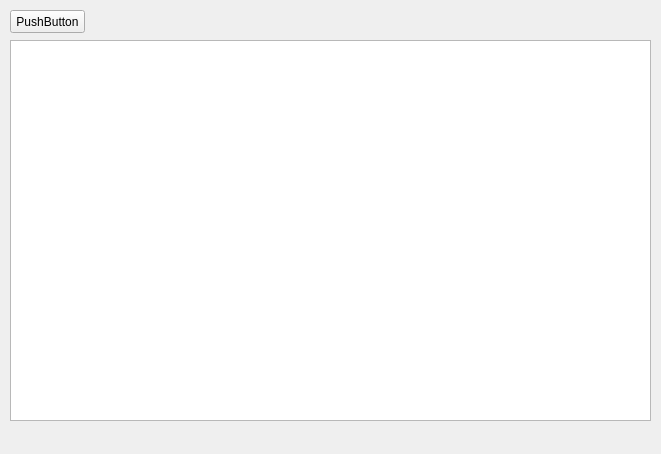
This is WeatherAppGui.ui in pabsoon/python-with-OWM-API as Qt 5 draws it before an edit. The edited form follows.
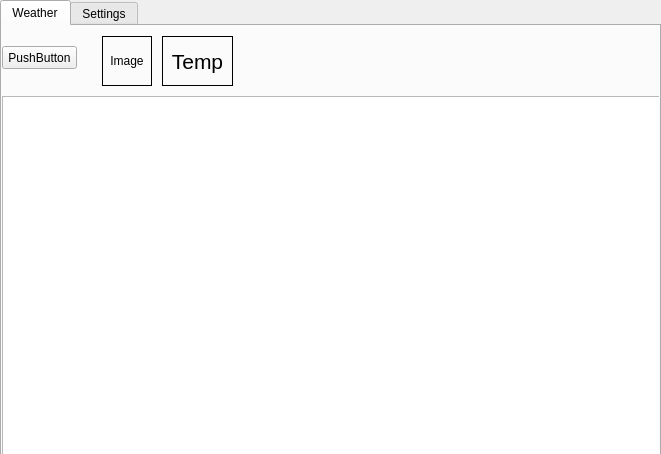
This is the edited form.

Commit message: Added function to get an image based on weather icon (from response). Added two field for show temperature and image.

What changed in the file:
```diff
--- a/WeatherAppGui.ui
+++ b/WeatherAppGui.ui
@@ -41,39 +41,101 @@
      <verstretch>0</verstretch>
     </sizepolicy>
    </property>
-   <widget class="QPushButton" name="getDataBtn">
+   <widget class="QTabWidget" name="tabWidget">
     <property name="geometry">
      <rect>
-      <x>10</x>
-      <y>10</y>
-      <width>75</width>
-      <height>23</height>
+      <x>0</x>
+      <y>0</y>
+      <width>661</width>
+      <height>461</height>
      </rect>
     </property>
-    <property name="text">
-     <string>PushButton</string>
+    <property name="currentIndex">
+     <number>0</number>
     </property>
+    <widget class="QWidget" name="tab">
+     <attribute name="title">
+      <string>Weather</string>
+     </attribute>
+     <widget class="QPushButton" name="getDataBtn">
+      <property name="geometry">
+       <rect>
+        <x>0</x>
+        <y>20</y>
+        <width>75</width>
+        <height>23</height>
+       </rect>
+      </property>
+      <property name="text">
+       <string>PushButton</string>
+      </property>
+     </widget>
+     <widget class="QPlainTextEdit" name="plainText">
+      <property name="geometry">
+       <rect>
+        <x>0</x>
+        <y>70</y>
+        <width>661</width>
+        <height>361</height>
+       </rect>
+      </property>
+     </widget>
+     <widget class="QLabel" name="imageLabel">
+      <property name="geometry">
+       <rect>
+        <x>100</x>
+        <y>10</y>
+        <width>50</width>
+        <height>50</height>
+       </rect>
+      </property>
+      <property name="frameShape">
+       <enum>QFrame::Panel</enum>
+      </property>
+      <property name="text">
+       <string>Image</string>
+      </property>
+      <property name="scaledContents">
+       <bool>true</bool>
+      </property>
+      <property name="alignment">
+       <set>Qt::AlignCenter</set>
+      </property>
+     </widget>
+     <widget class="QLabel" name="tempLabel">
+      <property name="geometry">
+       <rect>
+        <x>160</x>
+        <y>10</y>
+        <width>71</width>
+        <height>50</height>
+       </rect>
+      </property>
+      <property name="font">
+       <font>
+        <pointsize>16</pointsize>
+       </font>
+      </property>
+      <property name="frameShape">
+       <enum>QFrame::Panel</enum>
+      </property>
+      <property name="text">
+       <string>Temp</string>
+      </property>
+      <property name="scaledContents">
+       <bool>true</bool>
+      </property>
+      <property name="alignment">
+       <set>Qt::AlignCenter</set>
+      </property>
+     </widget>
+    </widget>
+    <widget class="QWidget" name="tab_2">
+     <attribute name="title">
+      <string>Settings</string>
+     </attribute>
+    </widget>
    </widget>
-   <widget class="QPlainTextEdit" name="plainText">
-    <property name="geometry">
-     <rect>
-      <x>10</x>
-      <y>40</y>
-      <width>641</width>
-      <height>381</height>
-     </rect>
-    </property>
-   </widget>
-  </widget>
-  <widget class="QMenuBar" name="menuBar">
-   <property name="geometry">
-    <rect>
-     <x>0</x>
-     <y>0</y>
-     <width>661</width>
-     <height>21</height>
-    </rect>
-   </property>
   </widget>
  </widget>
  <resources/>
```
Left out of the diff: 6 changed lines with no effect on the pictures. The commit also changes 3 other files.
